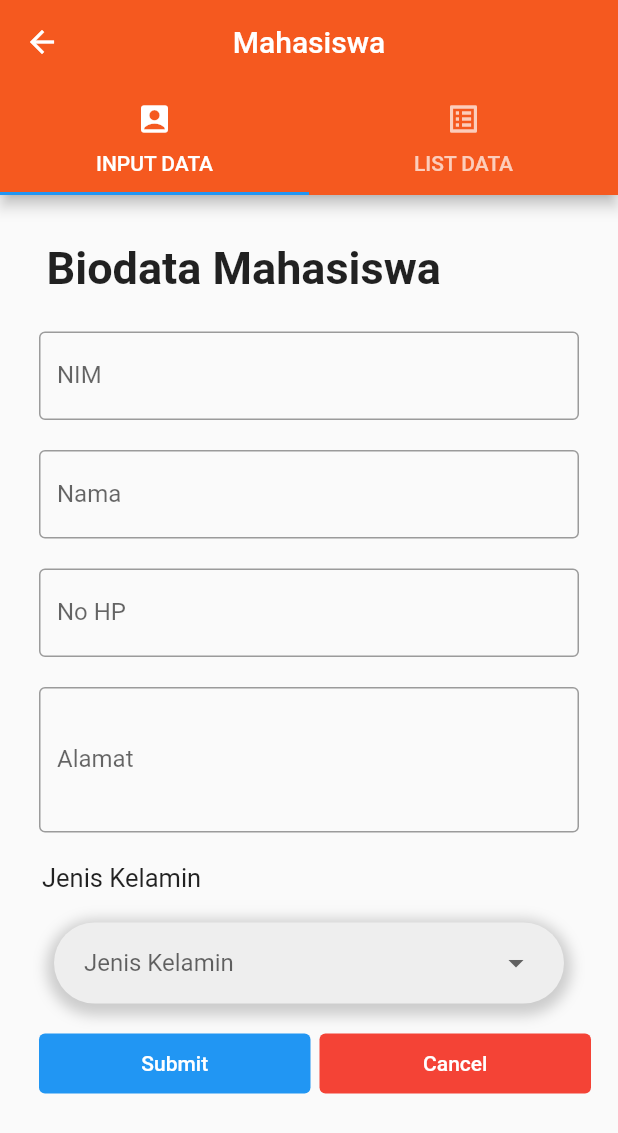
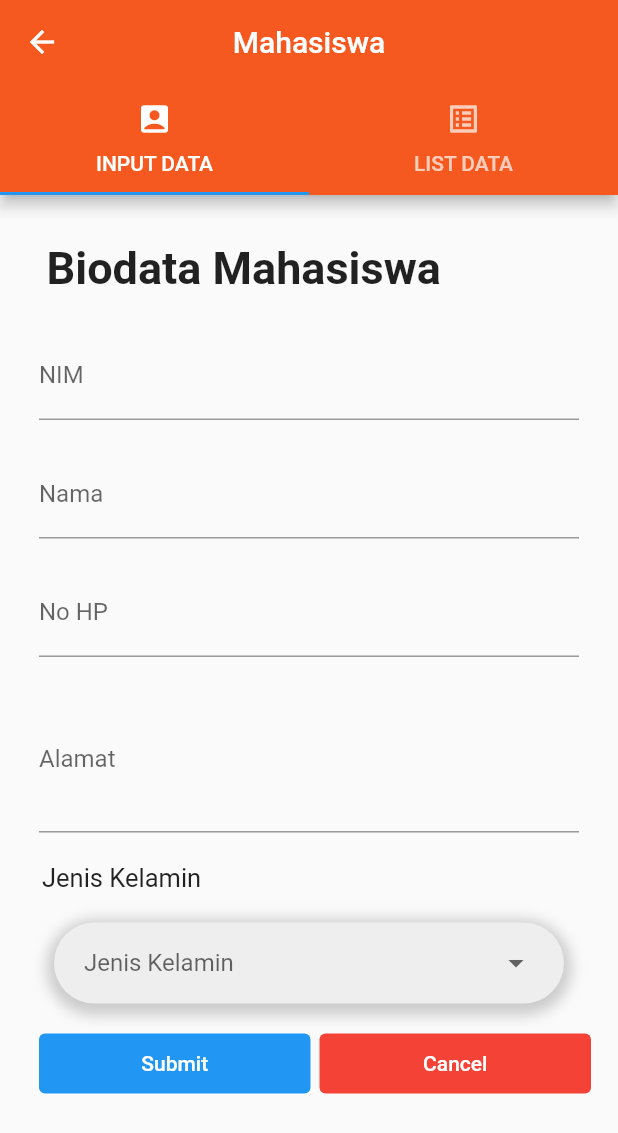
Before and after one commit to judhacdc/Testtt, a Flutter app: the HomePage screen opened by its route, on a phone screen of 412 x 824 dp. Shown: the top 1133 px of the screen. Run offline on Flutter 3.47's test engine with Material 2 defaults, Android fonts, the phone set to English and light mode, and no system bars; our stand-ins replace sqflite; accounts and stored records are empty.

Commit message:
Tambah Fitur Edit

```diff
--- a/lib/pages/homepage.dart
+++ b/lib/pages/homepage.dart
@@ -60,7 +60,7 @@ class _FormData extends State<HomePage> {
     };
 
     final result =
-        await db.update('biodata', biodata, where: 'id = ?', whereArgs: [id]);
+        await db.update('mhsBio', biodata, where: 'id = ?', whereArgs: [id]);
     return result;
   }
 
@@ -121,7 +121,9 @@ class _FormData extends State<HomePage> {
                   padding: EdgeInsets.all(10),
                   child: TextField(
                     decoration: InputDecoration(
-                        border: OutlineInputBorder(), labelText: 'NIM'),
+                        focusedBorder: OutlineInputBorder(
+                            borderSide: BorderSide(color: Colors.orange)),
+                        labelText: 'NIM'),
                     keyboardType: TextInputType.number,
                     inputFormatters: [FilteringTextInputFormatter.digitsOnly],
                     controller: nim,
@@ -131,7 +133,9 @@ class _FormData extends State<HomePage> {
                   padding: EdgeInsets.all(10),
                   child: TextField(
                     decoration: InputDecoration(
-                        border: OutlineInputBorder(), labelText: 'Nama'),
+                        focusedBorder: OutlineInputBorder(
+                            borderSide: BorderSide(color: Colors.orange)),
+                        labelText: 'Nama'),
                     controller: nama,
                   ),
                 ),
@@ -139,7 +143,9 @@ class _FormData extends State<HomePage> {
                   padding: EdgeInsets.all(10),
                   child: TextField(
                     decoration: InputDecoration(
-                        border: OutlineInputBorder(), labelText: 'No HP'),
+                        focusedBorder: OutlineInputBorder(
+                            borderSide: BorderSide(color: Colors.orange)),
+                        labelText: 'No HP'),
                     keyboardType: TextInputType.number,
                     inputFormatters: [FilteringTextInputFormatter.digitsOnly],
                     controller: no_hp,
@@ -150,7 +156,9 @@ class _FormData extends State<HomePage> {
                   child: TextField(
                     maxLines: 3,
                     decoration: InputDecoration(
-                        border: OutlineInputBorder(), labelText: 'Alamat'),
+                        focusedBorder: OutlineInputBorder(
+                            borderSide: BorderSide(color: Colors.orange)),
+                        labelText: 'Alamat'),
                     controller: address,
                   ),
                 ),
@@ -188,11 +196,11 @@ class _FormData extends State<HomePage> {
                     hint: Text('Jenis Kelamin'),
                     items: [
                       DropdownMenuItem(
-                        child: Text('Laki - Laki'),
-                        value: "Laki - Laki",
+                        child: Text('Pria'),
+                        value: "male",
                       ),
                       DropdownMenuItem(
-                        child: Text('Perempuan'),
+                        child: Text('Wanita'),
                         value: "Perempuan",
                       ),
                     ],
@@ -288,31 +296,22 @@ class _FormData extends State<HomePage> {
                             width: 150,
                             child: Row(
                               children: [
-
-
                                 IconButton(
                                   icon: Icon(Icons.details),
-
                                   onPressed: (() {
                                     Navigator.push(
                                         context,
                                         MaterialPageRoute(
-                                                builder: (context) =>
-                                                    DetailScreen(
-                                                      id: _biodata[index]
-                                                          ['id'],
-                                                          gender: _biodata[index]
-                                                          ['gender'],
-                                                      nim: _biodata[index]
-                                                          ['nim'],
-                                                      nama: _biodata[index]
-                                                          ['nama'],
-                                                      no_hp: _biodata[index]
-                                                          ['no_hp'],
+                                          builder: (context) => DetailScreen(
+                                              id: _biodata[index]['id'],
+                                              gender: _biodata[index]['gender'],
+                                              nim: _biodata[index]['nim'],
+                                              nama: _biodata[index]['nama'],
+                                              no_hp: _biodata[index]['no_hp'],
                                               address: _biodata[index]
-                                                          ['address'].toString(),),));
+                                                  ['address']),
+                                        ));
                                   }),
-
                                 ),
                                 IconButton(
                                   icon: Icon(Icons.edit),
@@ -382,11 +381,8 @@ class _FormData extends State<HomePage> {
                                 Text("No HP  : ${_biodata[index]['no_hp']}"),
                                 Text("Alamat : ${_biodata[index]['address']}"),
                                 Text(
-                                    "Gender : ${_biodata[index]['Gender'] == 1 ? 'Laki-laki' : 'Perempuan'}"),
-
-
+                                    'Gender : ${_biodata[index]['gender'] == 'male' ? 'Pria' : 'Wanita'}'),
                               ],
-
                             ),
                           ),
                         ),
@@ -450,7 +446,10 @@ class _FormData extends State<HomePage> {
               padding: EdgeInsets.all(10),
               child: TextField(
                 decoration: InputDecoration(
-                    border: OutlineInputBorder(), labelText: 'NIM'),
+                    // biar highlightnya berwarna
+                    focusedBorder: OutlineInputBorder(
+                        borderSide: BorderSide(color: Colors.orange)),
+                    labelText: 'NIM'),
                 keyboardType: TextInputType.number,
                 inputFormatters: [FilteringTextInputFormatter.digitsOnly],
                 controller: nim,
@@ -460,7 +459,9 @@ class _FormData extends State<HomePage> {
               padding: EdgeInsets.all(10),
               child: TextField(
                 decoration: InputDecoration(
-                    border: OutlineInputBorder(), labelText: 'Nama'),
+                    focusedBorder: OutlineInputBorder(
+                        borderSide: BorderSide(color: Colors.orange)),
+                    labelText: 'Nama'),
                 controller: nama,
               ),
             ),
@@ -468,7 +469,9 @@ class _FormData extends State<HomePage> {
               padding: EdgeInsets.all(10),
               child: TextField(
                 decoration: InputDecoration(
-                    border: OutlineInputBorder(), labelText: 'No HP'),
+                    focusedBorder: OutlineInputBorder(
+                        borderSide: BorderSide(color: Colors.orange)),
+                    labelText: 'No HP'),
                 keyboardType: TextInputType.number,
                 inputFormatters: [FilteringTextInputFormatter.digitsOnly],
                 controller: no_hp,
@@ -479,7 +482,9 @@ class _FormData extends State<HomePage> {
               child: TextField(
                 maxLines: 3,
                 decoration: InputDecoration(
-                    border: OutlineInputBorder(), labelText: 'Alamat'),
+                    focusedBorder: OutlineInputBorder(
+                        borderSide: BorderSide(color: Colors.orange)),
+                    labelText: 'Alamat'),
                 controller: address,
               ),
             ),
@@ -528,7 +533,7 @@ class _FormData extends State<HomePage> {
                         fontSize: 17,
                       ),
                     ),
-                    value: 'female',
+                    value: 'Perempuan',
                     groupValue: gender,
                     toggleable: true,
                     dense: true,
@@ -558,7 +563,7 @@ class _FormData extends State<HomePage> {
                       if (id != null) {
                         _updateItem(id);
                       }
-                      clearText();
+
                       Navigator.pop(context);
                       showDialog(
                         context: context,
--- a/lib/sql_helper.dart
+++ b/lib/sql_helper.dart
@@ -8,7 +8,7 @@ class SQLHelper {
         id INTEGER PRIMARY KEY AUTOINCREMENT NOT NULL,
         nim INTEGER,
         nama text,
-      no_hp INTEGER,
+        no_hp INTEGER,
         address TEXT,
         gender TEXT,
         createdAt TIMESTAMP NOT NULL DEFAULT CURRENT_TIMESTAMP
```
Lines whose indentation alone changed are shown as unchanged.
